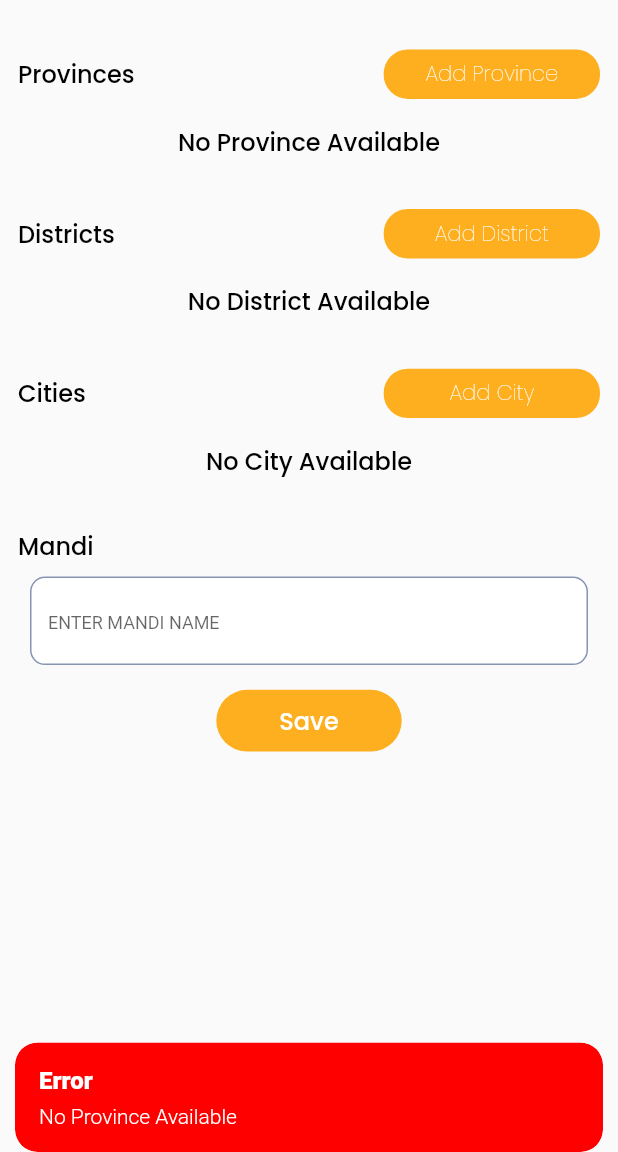
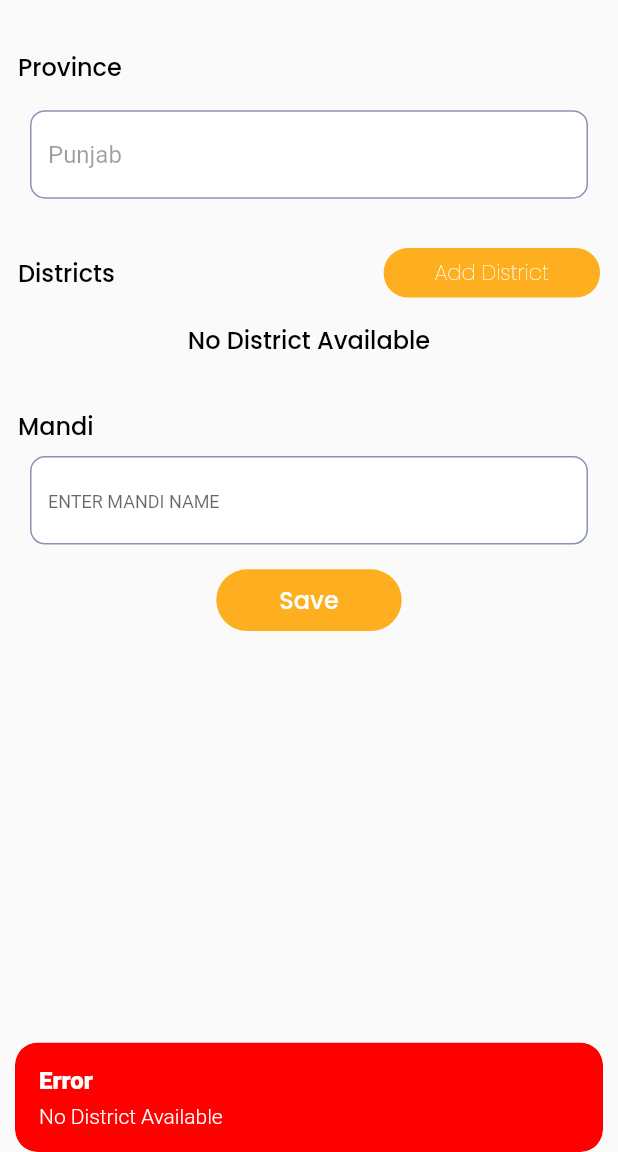
Before and after one commit to syedzainqadri/ApniMandiAdminApp, a Flutter app: the AddDataScreen screen opened by its route, on a phone screen of 412 x 824 dp, the part 84-1236 px from its top. Run offline on Flutter 3.47's test engine with Material 2 defaults, Android fonts, the phone set to English and light mode, and no system bars; our stand-ins replace cloud_firestore, firebase_auth, firebase_core, get, get_storage, google_fonts; accounts and stored records are empty.

Commit message:
changes done

```diff
--- a/lib/controllers/add_city_controller.dart
+++ b/lib/controllers/add_city_controller.dart
@@ -11,13 +11,12 @@ class AddCityController extends GetxController {
   var isLoading = false.obs;
   bool get loadingStatus => isLoading.value;
 
-  addCity(String cityName, districtId, provinceId) async {
+  addCity(String cityName, provinceId) async {
     isLoading.value = true;
     try{
       DocumentReference ref = FirebaseFirestore.instance.collection("cities").doc();
       await FirebaseFirestore.instance.collection('cities').doc(ref.id).set({
         "id": ref.id,
-        "districtId": districtId,
         "provinceId": provinceId,
         "cityName": cityName,
       });
--- a/lib/controllers/add_district_controller.dart
+++ b/lib/controllers/add_district_controller.dart
@@ -21,7 +21,7 @@ class AddDistrictController extends GetxController {
         "districtName": districtName,
       });
       isLoading.value = false;
-      Get.offAllNamed('/home');
+      Get.offAllNamed('/addData');
     }catch(e){
       errorToast("Error", e.toString());
       isLoading.value = false;
--- a/lib/controllers/add_mandi_controller.dart
+++ b/lib/controllers/add_mandi_controller.dart
@@ -13,13 +13,12 @@ class AddMandiController extends GetxController {
   var isLoading = false.obs;
   bool get loadingStatus => isLoading.value;
 
-  addMandi(String mandiName, String cityId, districtId, provinceId) async {
+  addMandi(String mandiName, districtId, provinceId) async {
     isLoading.value = true;
     try{
       DocumentReference ref = FirebaseFirestore.instance.collection("mandi").doc();
       await FirebaseFirestore.instance.collection('mandi').doc(ref.id).set({
         "id": ref.id,
-        "cityId": cityId,
         "districtId": districtId,
         "provinceId": provinceId,
         "mandiName": mandiName,
--- a/lib/views/add_data_screen.dart
+++ b/lib/views/add_data_screen.dart
@@ -3,15 +3,9 @@
 import 'package:apni_mandi_admin/constants/helper.dart';
 import 'package:apni_mandi_admin/constants/text_helper.dart';
 import 'package:apni_mandi_admin/controllers/add_mandi_controller.dart';
-import 'package:apni_mandi_admin/controllers/city_controller.dart';
 import 'package:apni_mandi_admin/controllers/district_controller.dart';
-import 'package:apni_mandi_admin/controllers/province_controller.dart';
-import 'package:apni_mandi_admin/models/city_model.dart';
 import 'package:apni_mandi_admin/models/district_model.dart';
-import 'package:apni_mandi_admin/models/province_model.dart';
-import 'package:apni_mandi_admin/views/widgets/add_city_dialog.dart';
 import 'package:apni_mandi_admin/views/widgets/add_district_dialog.dart';
-import 'package:apni_mandi_admin/views/widgets/add_province_dialog.dart';
 import 'package:flutter/material.dart';
 import 'package:get/get.dart';
 import '../constants/color_manager.dart';
@@ -30,26 +24,22 @@ class _AddDataScreenState extends State<AddDataScreen> {
   double height = Get.height;
   double width = Get.width;
   final mandiController = TextEditingController();
-  String? selectedProvince;
+  final provinceController = TextEditingController();
   String? selectedDistrict;
-  String? selectedCity;
 
   final AddMandiController addMandiController = Get.put(AddMandiController());
-  final ProvinceController _provinceController = Get.put(ProvinceController());
-  List<ProvinceModel> provinceModel = [];
   final DistrictController _districtController = Get.put(DistrictController());
   List<DistrictModel> districtsModel = [];
-  final CityController _cityController = Get.put(CityController());
-  List<CityModel> cityModel = [];
 
   @override
   void initState() {
     super.initState();
+    provinceController.text = "Punjab";
     getData();
   }
 
   getData() async {
-    provinceModel = (await _provinceController.getProvinceData())!;
+    districtsModel = (await _districtController.getDistrictData("hg2DafGskHF3U3Jvfzst"))!;
     setState(() {});
   }
 
@@ -70,89 +60,13 @@ class _AddDataScreenState extends State<AddDataScreen> {
             buildSpaceVertical(height * 0.04),
             Padding(
               padding: const EdgeInsets.symmetric(horizontal: AppPadding.p12),
-              child: Row(
-                mainAxisAlignment: MainAxisAlignment.spaceBetween,
-                children: [
-                  textStyle2(text: "Provinces"),
-                  InkWell(
-                    onTap: (){
-                      showDialog(
-                        barrierColor: Colors.black26,
-                        context: context,
-                        builder: (context) {
-                          return const AddProvinceDialog();
-                        },
-                      );
-                    },
-                    child: Container(
-                      height: height * 0.04,
-                      width: width * 0.35,
-                      decoration: BoxDecoration(
-                        borderRadius: BorderRadius.circular(AppSize.s16),
-                        color: ColorManager.primaryColor,
-                      ),
-                      child: Center(child: textStyle1(text: 'Add Province', color: ColorManager.whiteColor)),
-                    ),
-                  ),
-                ],
-              ),
+              child: textStyle2(text: "Province"),
             ),
             buildSpaceVertical(height * 0.02),
-            Obx((){
-              if(_provinceController.isLoading.value){
-                return const Center(child: CircularProgressIndicator());
-              }else {
-                return provinceModel.isNotEmpty ?
-                Padding(
-                  padding: const EdgeInsets.symmetric(horizontal: 20),
-                  child: DropdownButtonFormField(
-                    isExpanded: true,
-                    decoration:  const InputDecoration(
-                      enabledBorder: OutlineInputBorder(
-                        borderRadius: BorderRadius.all(Radius.circular(AppSize.s10)),
-                        borderSide: BorderSide(color: ColorManager.grayColor),
+            CustomTextField(
+                controller: provinceController,
+                isEnable: false
             ),
-                      focusedBorder: OutlineInputBorder(
-                        borderRadius: BorderRadius.all(Radius.circular(AppSize.s10)),
-                        borderSide: BorderSide(color: ColorManager.blackColor),
-                      ),
-                      errorBorder: OutlineInputBorder(
-                        borderRadius: BorderRadius.all(Radius.circular(AppSize.s10)),
-                        borderSide: BorderSide(color: ColorManager.redColor),
-                      ),
-                      focusedErrorBorder: OutlineInputBorder(
-                        borderRadius: BorderRadius.all(Radius.circular(AppSize.s10)),
-                        borderSide: BorderSide(color: ColorManager.redColor),
-                      ),
-                      disabledBorder: OutlineInputBorder(
-                        borderRadius: BorderRadius.all(Radius.circular(AppSize.s10)),
-                        borderSide: BorderSide(color: ColorManager.whiteColor),
-                      ),
-                      filled: true,
-                      fillColor: ColorManager.whiteColor,
-                    ),
-                    validator: (value) => value == null ?  "Select Province": null,
-                    dropdownColor: ColorManager.whiteColor,
-                    hint: const Text("Select Province", style: TextStyle(fontSize: 12)),
-                    value: selectedProvince,
-                    onChanged: (String? newValue) async {
-                      setState(() {
-                        selectedProvince = newValue!;
-                      });
-                      districtsModel = (await _districtController.getDistrictData(selectedProvince!))!;
-
-                    },
-                    items: provinceModel.map((ProvinceModel map) {
-                      return DropdownMenuItem(
-                        value: map.id,
-                        child: Text(map.provinceName ?? "", style: const TextStyle(fontSize: 12)),
-                      );
-                    }).toList(),
-                  ),
-                )
-                : Center(child: textStyle2(text: 'No Province Available'));
-              }
-            }),
 
             buildSpaceVertical(height * 0.04),
             Padding(
@@ -163,17 +77,13 @@ class _AddDataScreenState extends State<AddDataScreen> {
                   textStyle2(text: "Districts"),
                   InkWell(
                     onTap: (){
-                      if(selectedProvince != null){
                       showDialog(
                         barrierColor: Colors.black26,
                         context: context,
                         builder: (context) {
-                            return AddDistrictDialog(provinceId: selectedProvince!);
+                          return const AddDistrictDialog(provinceId: "hg2DafGskHF3U3Jvfzst");
                         },
                       );
-                      }else{
-                        errorToast("Error", "Select Province First");
-                      }
 
                     },
                     child: Container(
@@ -231,7 +141,6 @@ class _AddDataScreenState extends State<AddDataScreen> {
                       setState(() {
                         selectedDistrict = newValue!;
                       });
-                      cityModel = (await _cityController.getCityData(selectedDistrict!))!;
 
                     },
                     items: districtsModel.map((DistrictModel map) {
@@ -246,99 +155,96 @@ class _AddDataScreenState extends State<AddDataScreen> {
               }
             }),
 
-            buildSpaceVertical(height * 0.04),
-            Padding(
-              padding: const EdgeInsets.symmetric(horizontal: AppPadding.p12),
-              child: Row(
-                mainAxisAlignment: MainAxisAlignment.spaceBetween,
-                children: [
-                  textStyle2(text: "Cities"),
-                  InkWell(
-                    onTap: (){
-                      if(selectedProvince != null){
-                        if(selectedDistrict != null){
-                          showDialog(
-                            barrierColor: Colors.black26,
-                            context: context,
-                            builder: (context) {
-                              return AddCityDialog(provinceId: selectedProvince!, districtId: selectedDistrict!,);
-                            },
-                          );
-                        }else{
-                          errorToast("Error", "Select District First");
-                        }
-                      }else{
-                        errorToast("Error", "Select Province First");
-                      }
-                    },
-                    child: Container(
-                      height: height * 0.04,
-                      width: width * 0.35,
-                      decoration: BoxDecoration(
-                        borderRadius: BorderRadius.circular(AppSize.s16),
-                        color: ColorManager.primaryColor,
-                      ),
-                      child: Center(child: textStyle1(text: 'Add City', color: ColorManager.whiteColor)),
-                    ),
-                  ),
-                ],
-              ),
-            ),
-            buildSpaceVertical(height * 0.02),
-            Obx((){
-              if(_cityController.isLoading.value){
-                return const Center(child: CircularProgressIndicator());
-              }else {
-                return cityModel.isNotEmpty ?
-                Padding(
-                  padding: const EdgeInsets.symmetric(horizontal: 20),
-                  child: DropdownButtonFormField(
-                    isExpanded: true,
-                    decoration:  const InputDecoration(
-                      enabledBorder: OutlineInputBorder(
-                        borderRadius: BorderRadius.all(Radius.circular(AppSize.s10)),
-                        borderSide: BorderSide(color: ColorManager.grayColor),
-                      ),
-                      focusedBorder: OutlineInputBorder(
-                        borderRadius: BorderRadius.all(Radius.circular(AppSize.s10)),
-                        borderSide: BorderSide(color: ColorManager.blackColor),
-                      ),
-                      errorBorder: OutlineInputBorder(
-                        borderRadius: BorderRadius.all(Radius.circular(AppSize.s10)),
-                        borderSide: BorderSide(color: ColorManager.redColor),
-                      ),
-                      focusedErrorBorder: OutlineInputBorder(
-                        borderRadius: BorderRadius.all(Radius.circular(AppSize.s10)),
-                        borderSide: BorderSide(color: ColorManager.redColor),
-                      ),
-                      disabledBorder: OutlineInputBorder(
-                        borderRadius: BorderRadius.all(Radius.circular(AppSize.s10)),
-                        borderSide: BorderSide(color: ColorManager.whiteColor),
-                      ),
-                      filled: true,
-                      fillColor: ColorManager.whiteColor,
-                    ),
-                    validator: (value) => value == null ?  "Select City": null,
-                    dropdownColor: ColorManager.whiteColor,
-                    hint: const Text("Select City", style: TextStyle(fontSize: 12)),
-                    value: selectedCity,
-                    onChanged: (String? newValue) {
-                      setState(() {
-                        selectedCity = newValue!;
-                      });
-
-                    },
-                    items: cityModel.map((CityModel map) {
-                      return DropdownMenuItem(
-                        value: map.id,
-                        child: Text(map.cityName ?? "", style: const TextStyle(fontSize: 12)),
-                      );
-                    }).toList(),
-                  ),
-                )
-                    : Center(child: textStyle2(text: 'No City Available'));
-              }
-            }),
+            // buildSpaceVertical(height * 0.04),
+            // Padding(
+            //   padding: const EdgeInsets.symmetric(horizontal: AppPadding.p12),
+            //   child: Row(
+            //     mainAxisAlignment: MainAxisAlignment.spaceBetween,
+            //     children: [
+            //       textStyle2(text: "Cities"),
+            //       InkWell(
+            //         onTap: (){
+            //           if(selectedProvince != null){
+            //               showDialog(
+            //                 barrierColor: Colors.black26,
+            //                 context: context,
+            //                 builder: (context) {
+            //                   return AddCityDialog(provinceId: selectedProvince!);
+            //                 },
+            //               );
+            //
+            //           }else{
+            //             errorToast("Error", "Select Province First");
+            //           }
+            //         },
+            //         child: Container(
+            //           height: height * 0.04,
+            //           width: width * 0.35,
+            //           decoration: BoxDecoration(
+            //             borderRadius: BorderRadius.circular(AppSize.s16),
+            //             color: ColorManager.primaryColor,
+            //           ),
+            //           child: Center(child: textStyle1(text: 'Add City', color: ColorManager.whiteColor)),
+            //         ),
+            //       ),
+            //     ],
+            //   ),
+            // ),
+            // buildSpaceVertical(height * 0.02),
+            // Obx((){
+            //   if(_cityController.isLoading.value){
+            //     return const Center(child: CircularProgressIndicator());
+            //   }else {
+            //     return cityModel.isNotEmpty ?
+            //     Padding(
+            //       padding: const EdgeInsets.symmetric(horizontal: 20),
+            //       child: DropdownButtonFormField(
+            //         isExpanded: true,
+            //         decoration:  const InputDecoration(
+            //           enabledBorder: OutlineInputBorder(
+            //             borderRadius: BorderRadius.all(Radius.circular(AppSize.s10)),
+            //             borderSide: BorderSide(color: ColorManager.grayColor),
+            //           ),
+            //           focusedBorder: OutlineInputBorder(
+            //             borderRadius: BorderRadius.all(Radius.circular(AppSize.s10)),
+            //             borderSide: BorderSide(color: ColorManager.blackColor),
+            //           ),
+            //           errorBorder: OutlineInputBorder(
+            //             borderRadius: BorderRadius.all(Radius.circular(AppSize.s10)),
+            //             borderSide: BorderSide(color: ColorManager.redColor),
+            //           ),
+            //           focusedErrorBorder: OutlineInputBorder(
+            //             borderRadius: BorderRadius.all(Radius.circular(AppSize.s10)),
+            //             borderSide: BorderSide(color: ColorManager.redColor),
+            //           ),
+            //           disabledBorder: OutlineInputBorder(
+            //             borderRadius: BorderRadius.all(Radius.circular(AppSize.s10)),
+            //             borderSide: BorderSide(color: ColorManager.whiteColor),
+            //           ),
+            //           filled: true,
+            //           fillColor: ColorManager.whiteColor,
+            //         ),
+            //         validator: (value) => value == null ?  "Select City": null,
+            //         dropdownColor: ColorManager.whiteColor,
+            //         hint: const Text("Select City", style: TextStyle(fontSize: 12)),
+            //         value: selectedCity,
+            //         onChanged: (String? newValue) {
+            //           setState(() {
+            //             selectedCity = newValue!;
+            //           });
+            //
+            //         },
+            //         items: cityModel.map((CityModel map) {
+            //           return DropdownMenuItem(
+            //             value: map.id,
+            //             child: Text(map.cityName ?? "", style: const TextStyle(fontSize: 12)),
+            //           );
+            //         }).toList(),
+            //       ),
+            //     )
+            //         : Center(child: textStyle2(text: 'No City Available'));
+            //   }
+            // }),
 
 
             buildSpaceVertical(height * 0.04),
@@ -355,22 +261,14 @@ class _AddDataScreenState extends State<AddDataScreen> {
             Center(
               child: InkWell(
                 onTap: (){
-                  if(selectedProvince != null){
                     if(selectedDistrict != null){
-                      if(selectedCity != null){
                         if(mandiController.text.isNotEmpty){
-                          addMandiController.addMandi(mandiController.text.trim(), selectedCity!, selectedDistrict!, selectedProvince!);
-                        }else{
-                          errorToast("Error", "Select City First");
-                        }
+                          addMandiController.addMandi(mandiController.text.trim(), selectedDistrict!, "hg2DafGskHF3U3Jvfzst");
                         }else{
                           errorToast("Error", "Select City First");
                         }
                     }else{
                       errorToast("Error", "Select District First");
-                    }
-                  }else{
-                    errorToast("Error", "Select Province First");
                     }
                 },
                 child: Container(
@@ -388,7 +286,6 @@ class _AddDataScreenState extends State<AddDataScreen> {
               ),
             ),
 
-
             buildSpaceVertical(height * 0.04),
           ],
         ),
--- a/lib/views/widgets/add_city_dialog.dart
+++ b/lib/views/widgets/add_city_dialog.dart
@@ -10,8 +10,8 @@ import '../../constants/values_manager.dart';
 import '../../globalWidgets/text_field.dart';
 
 class AddCityDialog extends StatefulWidget {
-  final String provinceId, districtId;
-  const AddCityDialog({Key? key, required this.provinceId, required this.districtId}) : super(key: key);
+  final String provinceId;
+  const AddCityDialog({Key? key, required this.provinceId}) : super(key: key);
 
   @override
   State<AddCityDialog> createState() => _AddCityDialogState();
@@ -50,7 +50,7 @@ class _AddCityDialogState extends State<AddCityDialog> {
             Center(
               child: InkWell(
                 onTap: (){
-                  addCityController.addCity(cityController.text.trim(), widget.districtId, widget.provinceId);
+                  addCityController.addCity(cityController.text.trim(), widget.provinceId);
                 },
                 child: Container(
                     height: height * 0.05,
```
Lines whose indentation alone changed are shown as unchanged.
